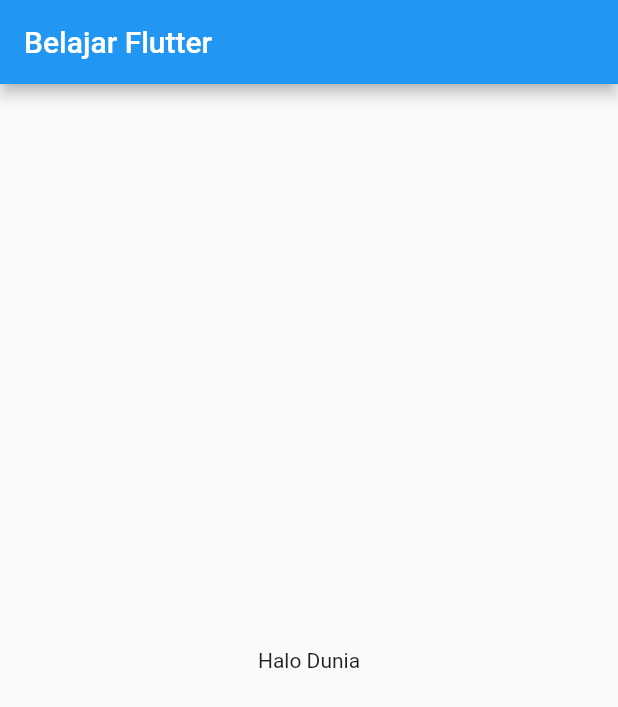
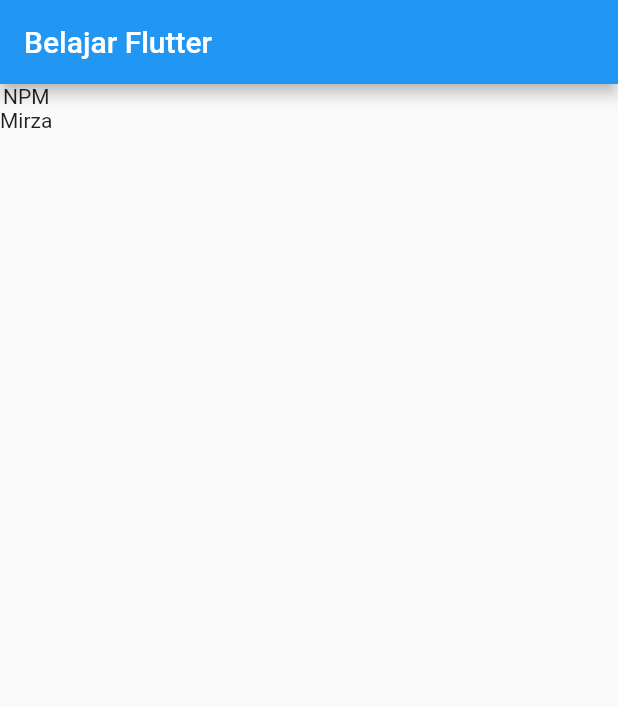
Before and after one commit to mirzayogy/mengajar_221_p_mobile, a Flutter app: the screen it shows after launch, on a phone screen of 412 x 824 dp. Shown: the top 707 px of the screen. Run offline on Flutter 3.47's test engine with Material 2 defaults, Android fonts, the phone set to English and light mode, and no system bars.

Commit message:
Membuat snackbar dan navigasi

```diff
--- /dev/null
+++ b/lib/first_screen.dart
@@ -0,0 +1,40 @@
+import 'package:flutter/material.dart';
+import 'package:mengajar_221_p_mobile/second_screen.dart';
+
+class FirstScreen extends StatelessWidget {
+  static const routeName = '/first_screen';
+
+  const FirstScreen({Key? key}) : super(key: key);
+
+  @override
+  Widget build(BuildContext context) {
+    final messangerKey = GlobalKey<ScaffoldMessengerState>();
+
+    return MaterialApp(
+      scaffoldMessengerKey: messangerKey,
+      title: 'Welcome to Flutter',
+      home: Scaffold(
+        appBar: AppBar(
+          title: const Text('Belajar Flutter'),
+        ),
+        body: Column(
+          children: <Widget>[
+            GestureDetector(
+              onTap: () {
+                Navigator.pushNamed(context, SecondScreen.routeName);
+              },
+              child: const Text("NPM"),
+            ),
+            GestureDetector(
+              onTap: () {
+                messangerKey.currentState
+                    ?.showSnackBar(const SnackBar(content: Text('Mirza')));
+              },
+              child: const Text("Mirza"),
+            ),
+          ],
+        ),
+      ),
+    );
+  }
+}
--- a/lib/main.dart
+++ b/lib/main.dart
@@ -1,4 +1,6 @@
 import 'package:flutter/material.dart';
+import 'package:mengajar_221_p_mobile/first_screen.dart';
+import 'package:mengajar_221_p_mobile/second_screen.dart';
 
 void main() {
   runApp(const MyApp());
@@ -11,14 +13,11 @@
   Widget build(BuildContext context) {
     return MaterialApp(
       title: 'Welcome to Flutter',
-      home: Scaffold(
-        appBar: AppBar(
-          title: const Text('Belajar Flutter'),
-        ),
-        body: const Center(
-          child: Text("Halo Dunia"),
-        ),
-      ),
+      initialRoute: FirstScreen.routeName,
+      routes: {
+        FirstScreen.routeName: (context) => const FirstScreen(),
+        SecondScreen.routeName: (context) => const SecondScreen(),
+      },
     );
   }
 }
--- /dev/null
+++ b/lib/second_screen.dart
@@ -0,0 +1,21 @@
+import 'package:flutter/material.dart';
+
+class SecondScreen extends StatelessWidget {
+  static const routeName = '/second_screen';
+  const SecondScreen({Key? key}) : super(key: key);
+
+  @override
+  Widget build(BuildContext context) {
+    return MaterialApp(
+      title: 'Welcome to Flutter',
+      home: Scaffold(
+        appBar: AppBar(
+          title: const Text('Second Screen'),
+        ),
+        body: Column(
+          children: const <Widget>[Text('Second Screen')],
+        ),
+      ),
+    );
+  }
+}
```
